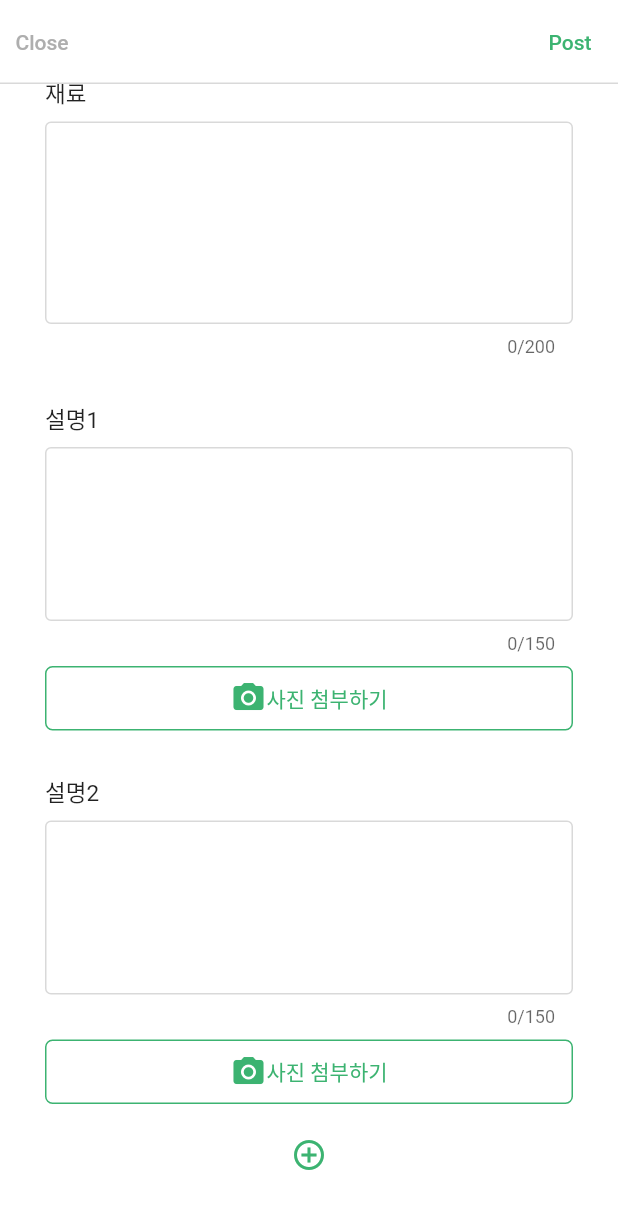
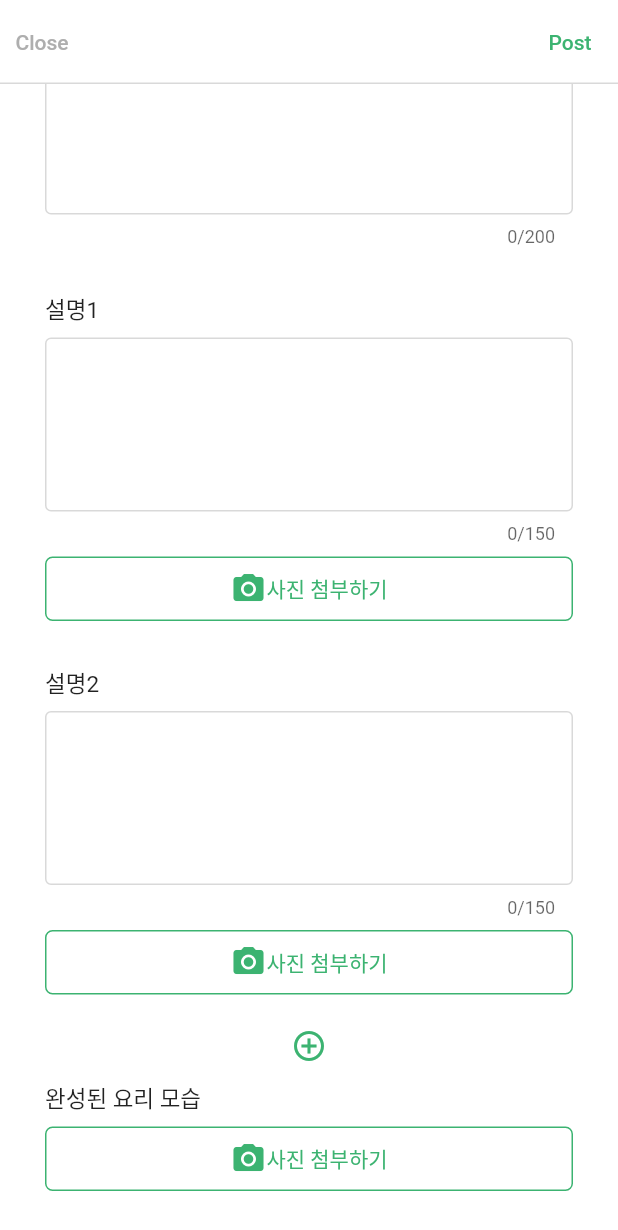
Before and after one commit to kangsudal/Eat-Go, a Flutter app: the WriteScreen screen opened directly, after a tap on the "add circle outline" icon, on a phone screen of 412 x 824 dp. Shown: the top 1230 px of the screen. Run offline on Flutter 3.47's test engine with Material 3 defaults, Android fonts, the phone set to English and light mode, and no system bars; our stand-ins replace fl_chart, google_fonts, sliding_up_panel; Roboto replaces fonts that are missing (Pretendard).

Commit message:
완성된 요리 모습 레이아웃 추가

```diff
--- a/lib/screen/write_screen.dart
+++ b/lib/screen/write_screen.dart
@@ -165,7 +165,10 @@ class _WriteScreenState extends State<WriteScreen> {
                     ),
                   ),
                 ),
-              const SizedBox(height: 30),
+              // const SizedBox(height: 30),
+              //완성된 모습 업로드
+              UploadCompletedImg(),
+              SizedBox(height: 30),
             ],
           ),
         ),
@@ -386,3 +389,40 @@ class IngredientsTextField extends StatelessWidget {
     );
   }
 }
+
+class UploadCompletedImg extends StatelessWidget {
+  const UploadCompletedImg({super.key});
+
+  @override
+  Widget build(BuildContext context) {
+    return Column(
+      crossAxisAlignment: CrossAxisAlignment.start,
+      children: [
+        const Text('완성된 요리 모습', style: TextStyle(fontSize: 15)),
+        const SizedBox(height: 8),
+        Container(
+          height: 43,
+          decoration: BoxDecoration(
+            border: Border.all(color: pointColor),
+            borderRadius: const BorderRadius.all(Radius.circular(5)),
+          ),
+          child: Row(
+            mainAxisAlignment: MainAxisAlignment.center,
+            children: [
+              Icon(
+                Icons.camera_alt,
+                color: pointColor,
+              ),
+              Text(
+                '사진 첨부하기',
+                style: TextStyle(
+                  color: pointColor,
+                ),
+              ),
+            ],
+          ),
+        ),
+      ],
+    );
+  }
+}
--- a/pubspec.yaml
+++ b/pubspec.yaml
@@ -39,6 +39,7 @@ dependencies:
   uuid: ^4.4.2
   sliding_up_panel: ^2.0.0+1
   fl_chart: ^0.68.0
+  image_picker: ^1.1.2
 
 dev_dependencies:
   flutter_test:
```
Also changed, not shown: pubspec.lock, 5 other files.
